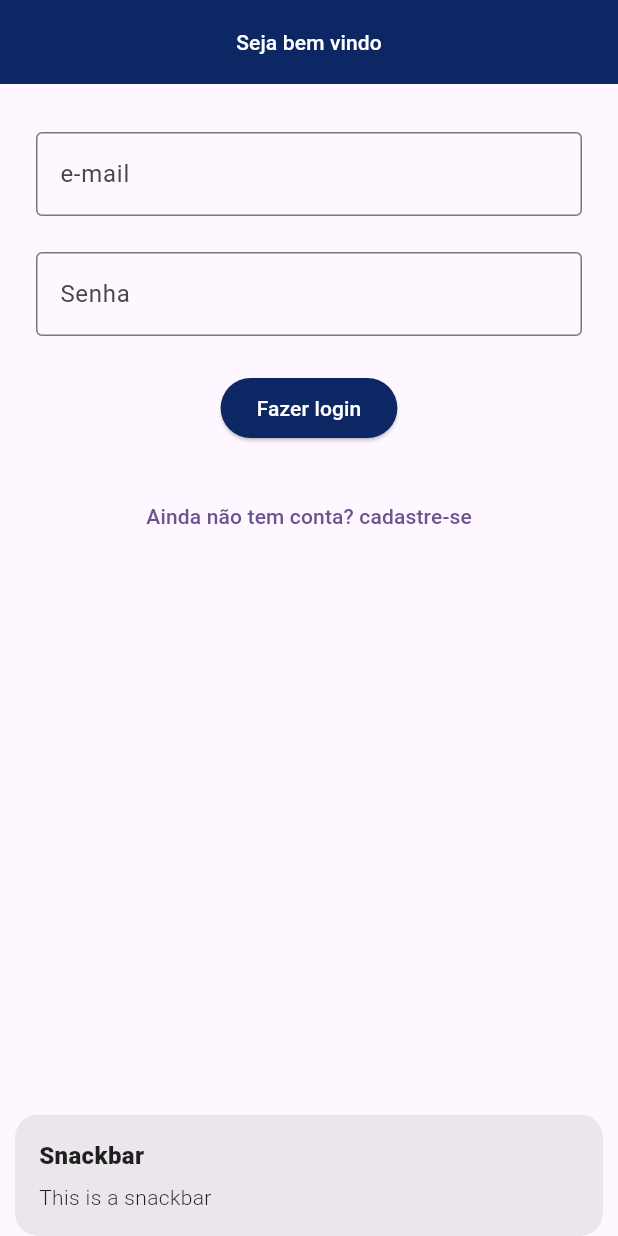
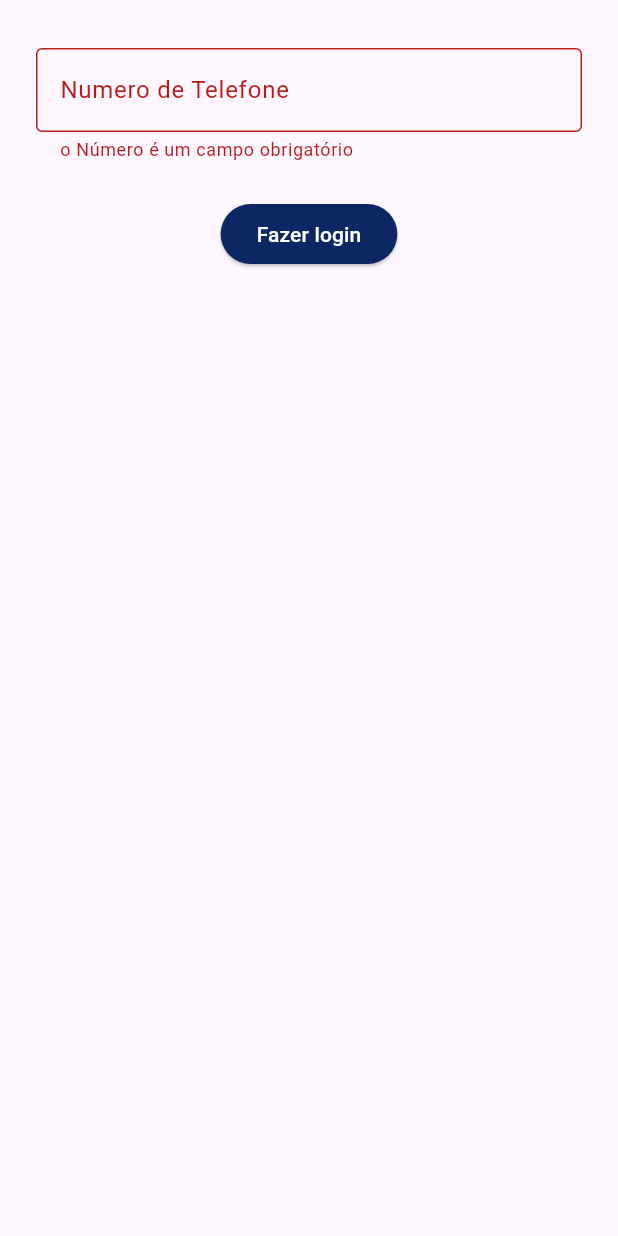
Before and after one commit to mbala-sadraue/flutter-estudos, a Flutter app: the screen it shows after launch, after a tap on "Fazer login", on a phone screen of 412 x 824 dp. Run offline on Flutter 3.47's test engine with Material 3 defaults, Android fonts, the phone set to English and light mode, and no system bars; our stand-ins replace firebase_auth, firebase_core, get; accounts and stored records are empty.

Commit message:
criar formulario de inserção de numero de telefone

```diff
--- a/banco_fogo/lib/main.dart
+++ b/banco_fogo/lib/main.dart
@@ -1,6 +1,5 @@
 import 'package:banco_fogo/config.dart';
-import 'package:banco_fogo/modules/users/ui/components/auth_check.dart';
-import 'package:banco_fogo/modules/users/ui/components/form.dart';
+import 'package:banco_fogo/modules/login_for_number/ui/components/auth_check.dart';
 import 'package:flutter/material.dart';
 
 void main() async {
--- a/banco_fogo/lib/modules/users/ui/components/auth_check.dart
+++ b/banco_fogo/lib/modules/login_for_number/ui/components/auth_check.dart
@@ -1,5 +1,5 @@
-import 'package:banco_fogo/modules/users/ui/components/form.dart';
-import 'package:banco_fogo/modules/users/ui/screens/homepage.dart';
+import 'package:banco_fogo/modules/login_for_number/ui/components/form.dart';
+import 'package:banco_fogo/modules/login_for_number/ui/screens/homepage.dart';
 import 'package:banco_fogo/shered/services/auth_service.dart';
 import 'package:flutter/material.dart';
 import 'package:get/get.dart';
--- /dev/null
+++ b/banco_fogo/lib/modules/login_for_number/ui/components/form.dart
@@ -0,0 +1,77 @@
+// ignore_for_file: prefer_const_constructors
+
+import 'package:banco_fogo/modules/login_for_number/controlles/form_login_controller.dart';
+import 'package:banco_fogo/shered/services/auth_service.dart';
+import 'package:flutter/material.dart';
+import 'package:get/get.dart';
+
+class Formulario extends StatelessWidget {
+  Formulario({super.key});
+  final _formKey = GlobalKey<FormState>();
+  final formController = Get.put(FormLoginController());
+  final authServiceController = Get.put(AuthServiceController());
+
+  @override
+  Widget build(BuildContext context) {
+    return Scaffold(
+      body: SingleChildScrollView(
+        child: Column(
+          children: [
+            Padding(
+                padding: EdgeInsets.only(top: 20),
+                child: Form(
+                  key: _formKey,
+                  child: Column(
+                    children: [
+                      Padding(
+                        padding: const EdgeInsets.symmetric(
+                            horizontal: 24.0, vertical: 12.0),
+                        child: TextFormField(
+                          decoration: const InputDecoration(
+                              border: OutlineInputBorder(),
+                              labelText: 'Numero de Telefone'),
+                          controller: formController.senha,
+                          keyboardType: TextInputType.visiblePassword,
+                          obscureText: true,
+                          validator: (value) {
+                            if (value!.isEmpty) {
+                              return "o Número é um campo obrigatório";
+                            }
+                            return null;
+                          },
+                        ),
+                      ),
+                      Padding(
+                          padding: EdgeInsets.symmetric(
+                              horizontal: 24.0, vertical: 12.0),
+                          child: Row(
+                            mainAxisAlignment: MainAxisAlignment.center,
+                            children: [
+                              ElevatedButton(
+                                style: ButtonStyle(
+                                  backgroundColor:
+                                      MaterialStateProperty.all<Color>(
+                                          Color.fromARGB(255, 12, 39, 99)),
+                                ),
+                                onPressed: () {
+                                  if(_formKey.currentState!.validate()){
+
+                                  }
+                                },
+                                child: Obx(() => Text(
+                                      formController.btnEntar.value,
+                                      style: TextStyle(color: Colors.white),
+                                    )),
+                              ),
+                            ],
+                          )),
+
+                    ],
+                  ),
+                )),
+          ],
+        ),
+      ),
+    );
+  }
+}
--- a/banco_fogo/lib/modules/users/ui/components/form.dart
+++ /dev/null
@@ -1,137 +0,0 @@
-// ignore_for_file: prefer_const_constructors
-
-import 'package:banco_fogo/modules/users/controlles/form_login_controller.dart';
-import 'package:banco_fogo/shered/services/auth_service.dart';
-import 'package:flutter/material.dart';
-import 'package:get/get.dart';
-
-class Formulario extends StatelessWidget {
-  Formulario({super.key});
-  final _formKey = GlobalKey<FormState>();
-  final formController = Get.put(FormLoginController());
-  final authServiceController = Get.put(AuthServiceController());
-
-  @override
-  Widget build(BuildContext context) {
-    return Scaffold(
-      appBar: AppBar(
-        backgroundColor: Color.fromARGB(255, 12, 39, 99),
-        title: Center(
-          child: Obx(() => TextButton(
-                onPressed: () {},
-                child: Text(formController.title.value,style:TextStyle(color: Colors.white)),
-              )),
-        ),
-      ),
-      body: SingleChildScrollView(
-        child: Column(
-          children: [
-            Padding(
-              padding: EdgeInsets.only(top: 20),
-              child: Form(
-                  key: _formKey,
-                  child: Column(
-                    children: [
-                     Obx(
-                      () => formController.isLogin.value == false?
-                       Padding(
-                        padding: const EdgeInsets.symmetric(
-                            horizontal: 24.0, vertical: 12.0),
-                        child: TextFormField(
-                          decoration: const InputDecoration(
-                              border: OutlineInputBorder(),
-                              labelText: 'Nome'),
-                          controller: formController.name ,
-                          keyboardType: TextInputType.emailAddress,
-                          validator: (value) {
-                            if (value!.isEmpty) {
-                              return "Nome é um campo obrigatório";
-                            }
-                            return null;
-                          },
-                        ),
-                      )
-
-
-                      :SizedBox()
-                     ),
-                      Padding(
-                        padding: const EdgeInsets.symmetric(
-                            horizontal: 24.0, vertical: 12.0),
-                        child: TextFormField(
-                          decoration: const InputDecoration(
-                              border: OutlineInputBorder(),
-                              labelText: 'e-mail'),
-                            controller: formController.email,
-                          keyboardType: TextInputType.emailAddress,
-                          validator: (value) {
-                            if (value!.isEmpty) {
-                              return "E-mail é um campo obrigatório";
-                            }
-                            return null;
-                          },
-                        ),
-                      ),
-                      Padding(
-                        padding: const EdgeInsets.symmetric(
-                            horizontal: 24.0, vertical: 12.0),
-                        child: TextFormField(
-                          decoration: const InputDecoration(
-                              border: OutlineInputBorder(), labelText: 'Senha'),
-                              controller: formController.senha,
-                          keyboardType: TextInputType.visiblePassword,
-                          obscureText: true,
-                          validator: (value) {
-                            if (value!.isEmpty) {
-                              return "senha é um campo obrigatório";
-                            }
-                            return null;
-                          },
-                        ),
-                      ),
-                      Padding(
-                          padding: EdgeInsets.symmetric(
-                              horizontal: 24.0, vertical: 12.0),
-                          child: Row(
-                            mainAxisAlignment: MainAxisAlignment.center,
-                            children: [
-                              ElevatedButton(
-                                style: ButtonStyle(
-                                  backgroundColor:
-                                      MaterialStateProperty.all<Color>(
-                                          Color.fromARGB(255, 12, 39, 99)),
-                                ),
-                                onPressed: () {
-                                  if(!formController.isLogin.value){
-                                    authServiceController.sigin(formController.email.text, formController.senha.text);
-                                  }else{
-                                    authServiceController.sigin(formController.email.text, formController.senha.text);
-
-                                  }
-                                },
-                                child: Obx(() => Text(
-                                      formController.btnEntar.value,
-                                      style: TextStyle(color: Colors.white),
-                                    )),
-                              ),
-                            ],
-                          )),
-                      Padding(
-                        padding: const EdgeInsets.symmetric(
-                            horizontal: 24.0, vertical: 12.0),
-                        child: Obx(() => TextButton(
-                              onPressed: () {
-                                formController.checkIsLogin();
-                              },
-                              child: Text(formController.btnStateConta.value),
-                            )),
-                      ),
-                    ],
-                  )),
-            ),
-          ],
-        ),
-      ),
-    );
-  }
-}
```
Also changed, not shown: banco_fogo/lib/modules/login_for_number/controlles/form_login_controller.dart (renamed from banco_fogo/lib/modules/users/controlles/form_login_controller.dart), banco_fogo/lib/modules/login_for_number/ui/screens/homepage.dart (renamed from banco_fogo/lib/modules/users/ui/screens/homepage.dart).
